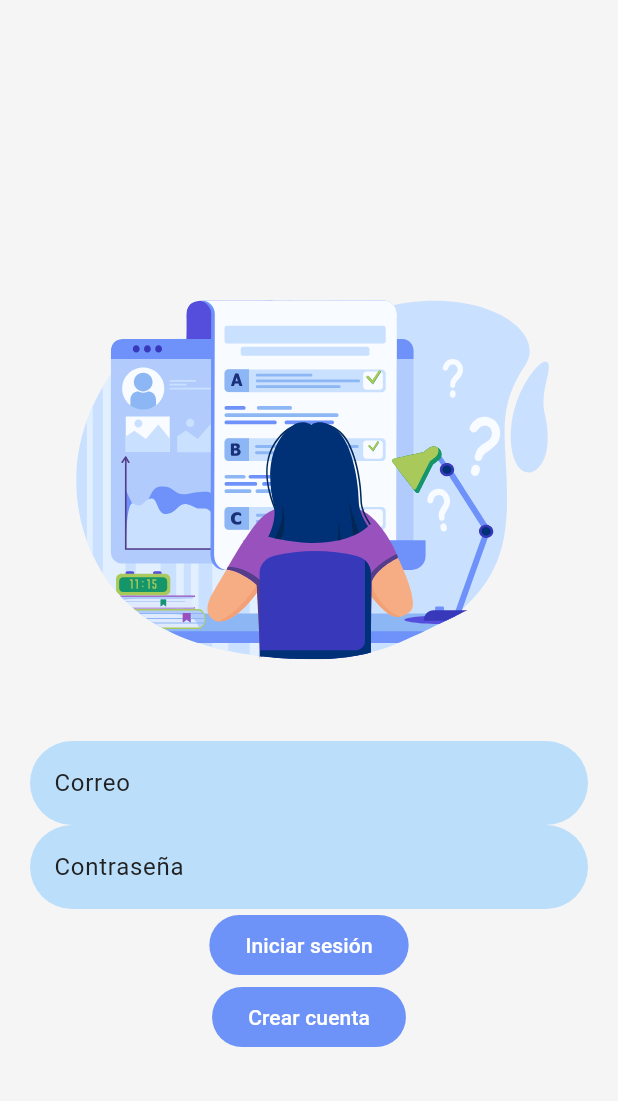
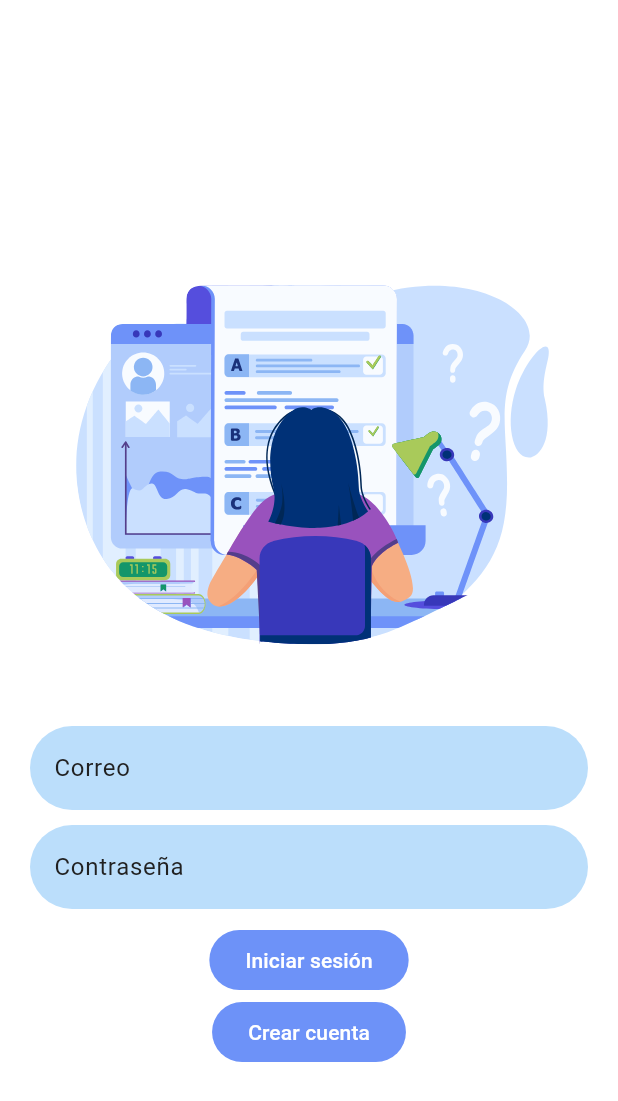
Before and after one commit to MoiBeta/Auto-Admin-App, a Flutter app: the screen it shows after launch, after a tap on "Iniciar sesión", on a phone screen of 412 x 824 dp. Shown: the top 1101 px of the screen. Run offline on Flutter 3.47's test engine with Material 3 defaults, Android fonts, the phone set to English and light mode, and no system bars; our stand-ins replace cloud_firestore, firebase_auth, firebase_core, flutter_riverpod, go_router, lottie and 1 more; accounts and stored records are empty; generated files the repository leaves out were written again; network calls fail.

Commit message:
Text inputs in login screen added.

```diff
--- a/lib/presentation/auth/login_screen.dart
+++ b/lib/presentation/auth/login_screen.dart
@@ -12,7 +12,6 @@ class LoginScreen extends ConsumerWidget {
   Widget build(BuildContext context, WidgetRef ref) {
     AuthNotifier authNotifier = ref.read(authNotifierProvider.notifier);
     return Scaffold(
-      backgroundColor: Color(0xFFF5F5F5),
       body: Padding(
         padding: const EdgeInsets.symmetric(
           horizontal: 20,
@@ -29,11 +28,17 @@ class LoginScreen extends ConsumerWidget {
                 hintText: 'Correo',
               ),
             ),
+            const SizedBox(
+              height: 10,
+            ),
             TextFormField(
               controller: authNotifier.passwordController,
               decoration: InputDecoration(
                 hintText: 'Contraseña',
               ),
+            ),
+            const SizedBox(
+              height: 10,
             ),
             FilledButton(
               onPressed: () async {
```
